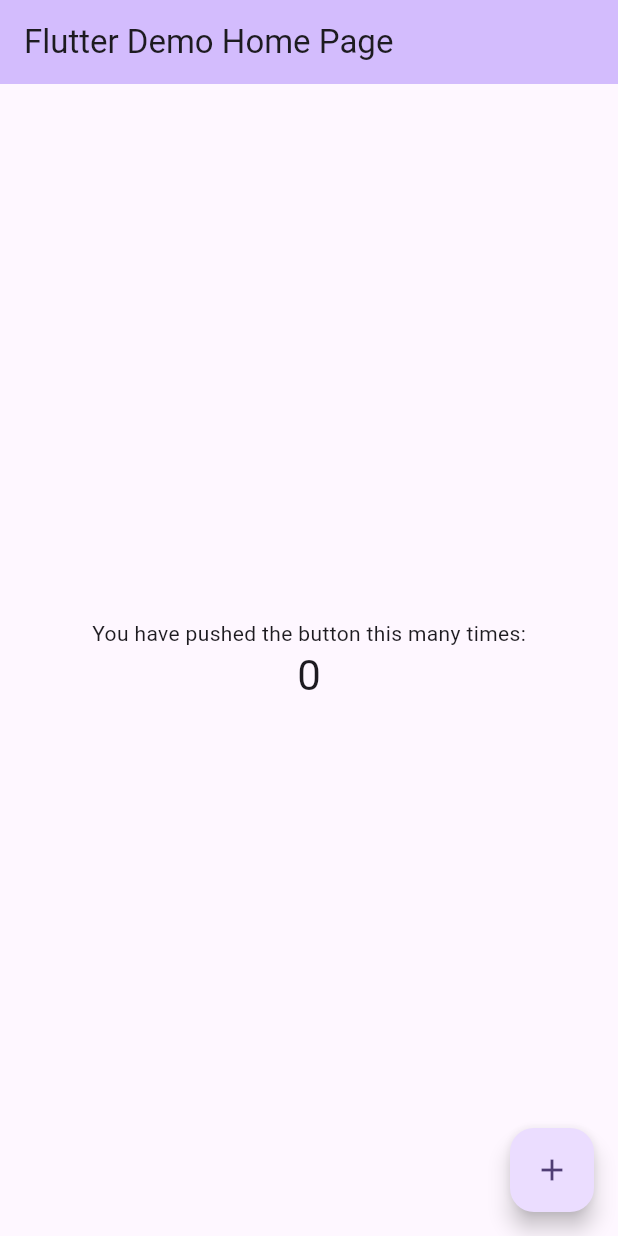
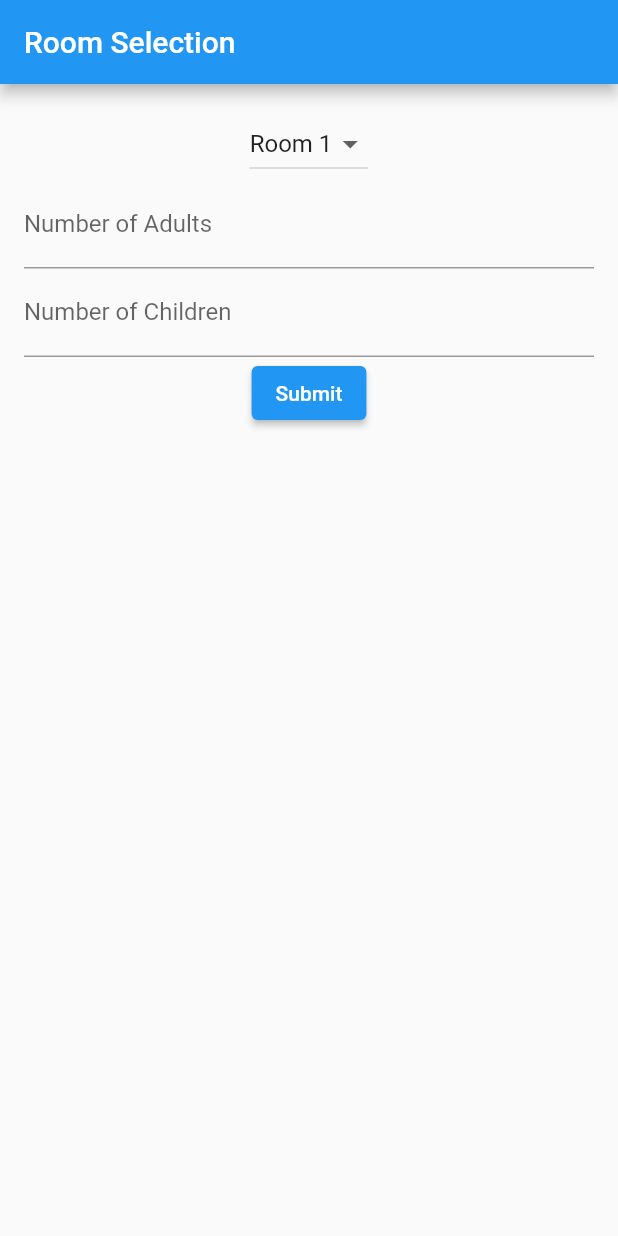
Before and after one commit to divlov/dynamic_guests_aggregator_flutter, a Flutter app: the screen it shows after launch, on a phone screen of 412 x 824 dp. Run offline on Flutter 3.47's test engine with Material 2 defaults, Android fonts, the light colour scheme and no system bars; our stand-ins replace get.

Commit message:
initial commit

```diff
--- /dev/null
+++ b/lib/controllers/guests_controller.dart
@@ -0,0 +1,63 @@
+import 'package:get/get.dart';
+
+class GuestController extends GetxController{
+
+
+  final Map<int,List<String>> _adultsNames={1:[],2:[],3:[],4:[],5:[]};
+  final Map<int,List<String>>  _childrenNames={1:[],2:[],3:[],4:[],5:[]};
+  final Map<int,List<int>> _adultsAges={1:[],2:[],3:[],4:[],5:[]};
+  final Map<int,List<int>> _childrenAges={1:[],2:[],3:[],4:[],5:[]};
+
+  void addAdultGuest(String name,int age, int roomNumber){
+    if(_adultsAges[roomNumber]!=null) {
+      _adultsAges[roomNumber]!.add(age);
+      _adultsNames[roomNumber]!.add(name);
+    }
+    // else{
+    //   _adultsAges[roomNumber]=[age];
+    //   _adultsNames[roomNumber]=[name];
+    // }
+    update();
+  }
+  void addAdultGuestsList(List<String> names,List<int> ages, int roomNumber){
+    if(_adultsAges[roomNumber]!=null) {
+      _adultsAges[roomNumber]!.addAll(ages);
+      _adultsNames[roomNumber]!.addAll(names);
+    }
+    // else{
+    //   _adultsAges[roomNumber]=ages;
+    //   _adultsNames[roomNumber]=names;
+    // }
+    update();
+  }
+  void addChildGuest(String name,int age, int roomNumber){
+    if(_childrenAges[roomNumber]!=null) {
+      _childrenAges[roomNumber]!.add(age);
+      _childrenNames[roomNumber]!.add(name);
+    }
+    // else{
+    //   _childrenAges[roomNumber]=[age];
+    //   _childrenNames[roomNumber]=[name];
+    // }
+    update();
+  }
+  void addChildGuestsList(List<String> names,List<int> ages, int roomNumber){
+    if(_childrenAges[roomNumber]!=null) {
+      _childrenAges[roomNumber]!.addAll(ages);
+      _childrenNames[roomNumber]!.addAll(names);
+    }
+    // else{
+    //   _childrenAges[roomNumber]=ages;
+    //   _childrenNames[roomNumber]=names;
+    // }
+    update();
+  }
+
+  Map<int, List<int>> get childrenAges => {..._childrenAges};
+
+  Map<int, List<int>> get adultsAges => {..._adultsAges};
+
+  Map<int, List<String>> get childrenNames => {..._childrenNames};
+
+  Map<int, List<String>> get adultsNames => {..._adultsNames};
+}
--- a/lib/main.dart
+++ b/lib/main.dart
@@ -1,125 +1,10 @@
 import 'package:flutter/material.dart';
+import 'package:get/get.dart';
+import 'package:room_selection_flutter/screens/room_selection_screen.dart';
+
 
 void main() {
-  runApp(const MyApp());
+  runApp(const GetMaterialApp(
+    home: RoomSelectionScreen(),
+  ));
 }
-
-class MyApp extends StatelessWidget {
-  const MyApp({super.key});
-
-  // This widget is the root of your application.
-  @override
-  Widget build(BuildContext context) {
-    return MaterialApp(
-      title: 'Flutter Demo',
-      theme: ThemeData(
-        // This is the theme of your application.
-        //
-        // TRY THIS: Try running your application with "flutter run". You'll see
-        // the application has a blue toolbar. Then, without quitting the app,
-        // try changing the seedColor in the colorScheme below to Colors.green
-        // and then invoke "hot reload" (save your changes or press the "hot
-        // reload" button in a Flutter-supported IDE, or press "r" if you used
-        // the command line to start the app).
-        //
-        // Notice that the counter didn't reset back to zero; the application
-        // state is not lost during the reload. To reset the state, use hot
-        // restart instead.
-        //
-        // This works for code too, not just values: Most code changes can be
-        // tested with just a hot reload.
-        colorScheme: ColorScheme.fromSeed(seedColor: Colors.deepPurple),
-        useMaterial3: true,
-      ),
-      home: const MyHomePage(title: 'Flutter Demo Home Page'),
-    );
-  }
-}
-
-class MyHomePage extends StatefulWidget {
-  const MyHomePage({super.key, required this.title});
-
-  // This widget is the home page of your application. It is stateful, meaning
-  // that it has a State object (defined below) that contains fields that affect
-  // how it looks.
-
-  // This class is the configuration for the state. It holds the values (in this
-  // case the title) provided by the parent (in this case the App widget) and
-  // used by the build method of the State. Fields in a Widget subclass are
-  // always marked "final".
-
-  final String title;
-
-  @override
-  State<MyHomePage> createState() => _MyHomePageState();
-}
-
-class _MyHomePageState extends State<MyHomePage> {
-  int _counter = 0;
-
-  void _incrementCounter() {
-    setState(() {
-      // This call to setState tells the Flutter framework that something has
-      // changed in this State, which causes it to rerun the build method below
-      // so that the display can reflect the updated values. If we changed
-      // _counter without calling setState(), then the build method would not be
-      // called again, and so nothing would appear to happen.
-      _counter++;
-    });
-  }
-
-  @override
-  Widget build(BuildContext context) {
-    // This method is rerun every time setState is called, for instance as done
-    // by the _incrementCounter method above.
-    //
-    // The Flutter framework has been optimized to make rerunning build methods
-    // fast, so that you can just rebuild anything that needs updating rather
-    // than having to individually change instances of widgets.
-    return Scaffold(
-      appBar: AppBar(
-        // TRY THIS: Try changing the color here to a specific color (to
-        // Colors.amber, perhaps?) and trigger a hot reload to see the AppBar
-        // change color while the other colors stay the same.
-        backgroundColor: Theme.of(context).colorScheme.inversePrimary,
-        // Here we take the value from the MyHomePage object that was created by
-        // the App.build method, and use it to set our appbar title.
-        title: Text(widget.title),
-      ),
-      body: Center(
-        // Center is a layout widget. It takes a single child and positions it
-        // in the middle of the parent.
-        child: Column(
-          // Column is also a layout widget. It takes a list of children and
-          // arranges them vertically. By default, it sizes itself to fit its
-          // children horizontally, and tries to be as tall as its parent.
-          //
-          // Column has various properties to control how it sizes itself and
-          // how it positions its children. Here we use mainAxisAlignment to
-          // center the children vertically; the main axis here is the vertical
-          // axis because Columns are vertical (the cross axis would be
-          // horizontal).
-          //
-          // TRY THIS: Invoke "debug painting" (choose the "Toggle Debug Paint"
-          // action in the IDE, or press "p" in the console), to see the
-          // wireframe for each widget.
-          mainAxisAlignment: MainAxisAlignment.center,
-          children: <Widget>[
-            const Text(
-              'You have pushed the button this many times:',
-            ),
-            Text(
-              '$_counter',
-              style: Theme.of(context).textTheme.headlineMedium,
-            ),
-          ],
-        ),
-      ),
-      floatingActionButton: FloatingActionButton(
-        onPressed: _incrementCounter,
-        tooltip: 'Increment',
-        child: const Icon(Icons.add),
-      ), // This trailing comma makes auto-formatting nicer for build methods.
-    );
-  }
-}
--- /dev/null
+++ b/lib/screens/room_selection_screen.dart
@@ -0,0 +1,208 @@
+import 'package:flutter/material.dart';
+import 'package:get/get.dart';
+import 'package:room_selection_flutter/controllers/guests_controller.dart';
+import 'package:room_selection_flutter/screens/summary_screen.dart';
+
+class RoomSelectionScreen extends StatefulWidget {
+  const RoomSelectionScreen({super.key});
+
+  @override
+  RoomSelectionScreenState createState() => RoomSelectionScreenState();
+}
+
+class RoomSelectionScreenState extends State<RoomSelectionScreen> {
+  int selectedRoom = 1;
+  int adultCount = 0;
+  int childCount = 0;
+  List<String> adultNames = [];
+  List<String> childNames = [];
+  List<int> adultAges = [];
+  List<int> childAges = [];
+  bool isNumberOfGuestsEntered = false;
+  final numberOfAdultsController = TextEditingController();
+  final numberOfChildrenController = TextEditingController();
+  final GlobalKey<FormState> formKey = GlobalKey<FormState>();
+
+  @override
+  void initState() {
+    // TODO: implement initState
+    super.initState();
+    Get.put(GuestController());
+  }
+
+  void resetFlags() {
+    isNumberOfGuestsEntered = false;
+  }
+
+  void submitForm() {
+    if (formKey.currentState!.validate()) {
+      if (!isNumberOfGuestsEntered) {
+        setState(() {
+          adultCount = int.parse(numberOfAdultsController.text);
+          childCount = int.parse(numberOfChildrenController.text);
+          isNumberOfGuestsEntered = true;
+        });
+        return;
+      }
+      Get.find<GuestController>()
+        ..addAdultGuestsList(adultNames, adultAges, selectedRoom)
+        ..addChildGuestsList(childNames, childAges, selectedRoom);
+
+      // Navigate to the summary page
+      formKey.currentState!.reset();
+      resetFlags();
+      Get.off(() => const SummaryScreen());
+    }
+    else{
+      adultNames.clear();
+      childNames.clear();
+      adultAges.clear();
+      childAges.clear();
+    }
+  }
+
+  @override
+  Widget build(BuildContext context) {
+    return Scaffold(
+      appBar: AppBar(
+        title: const Text('Room Selection'),
+      ),
+      body: SingleChildScrollView(
+        child: Padding(
+          padding: const EdgeInsets.all(16.0),
+          child: Form(
+            key: formKey,
+            child: Column(
+              children: <Widget>[
+                DropdownButton<int>(
+                  value: selectedRoom,
+                  items: [1, 2, 3, 4, 5].map((roomNumber) {
+                    return DropdownMenuItem<int>(
+                      value: roomNumber,
+                      child: Text('Room $roomNumber'),
+                    );
+                  }).toList(),
+                  onChanged: (value) {
+                    setState(() {
+                      selectedRoom = value!;
+                    });
+                  },
+                ),
+                TextFormField(
+                  keyboardType: TextInputType.number,
+                  controller: numberOfAdultsController,
+                  decoration:
+                      const InputDecoration(labelText: 'Number of Adults'),
+                  validator: (value) {
+                    if (value!.isEmpty) {
+                      return 'Please enter the number of adults';
+                    }
+                    int? adults = int.tryParse(value);
+                    if (adults == null || adults < 0) {
+                      return 'Invalid number of adults';
+                    }
+                    adultCount = adults;
+                    return null;
+                  },
+                ),
+                TextFormField(
+                  controller: numberOfChildrenController,
+                  keyboardType: TextInputType.number,
+                  decoration:
+                      const InputDecoration(labelText: 'Number of Children'),
+                  validator: (value) {
+                    if (value!.isEmpty) {
+                      return 'Please enter the number of children';
+                    }
+                    int? children = int.tryParse(value);
+                    if (children == null || children < 0) {
+                      return 'Invalid number of children';
+                    }
+                    childCount = children;
+                    return null;
+                  },
+                ),
+                ListView.builder(
+                  shrinkWrap: true,
+                  itemCount: adultCount,
+                    itemBuilder: (ctx,i){
+                  return Column(
+                    children: [
+                      TextFormField(
+                        decoration:
+                        InputDecoration(labelText: 'Adult Name ${i + 1}'),
+                        validator: (value) {
+                          if (value!.isEmpty) {
+                            return 'Please enter the adult\'s name';
+                          }
+                          adultNames.add(value);
+                          return null;
+                        },
+                      ),
+                      TextFormField(
+                        keyboardType: TextInputType.number,
+                        decoration:
+                        InputDecoration(labelText: 'Adult Age ${i + 1}'),
+                        validator: (value) {
+                          if (value!.isEmpty) {
+                            return 'Please enter the adult\'s age';
+                          }
+                          int? age = int.tryParse(value);
+                          if (age == null || age <= 18) {
+                            return 'Age should be above 18';
+                          }
+                          adultAges.add(age);
+                          return null;
+                        },
+                      ),
+                    ],
+                  );
+                }),
+                ListView.builder(
+                  shrinkWrap: true,
+                  itemCount: childCount,
+                    itemBuilder: (ctx, i) {
+                  return Column(
+                    children: [
+                      TextFormField(
+                        decoration:
+                            InputDecoration(labelText: 'Child Name ${i + 1}'),
+                        validator: (value) {
+                          if (value!.isEmpty) {
+                            return 'Please enter the child\'s name';
+                          }
+                          childNames.add(value);
+                          return null;
+                        },
+                      ),
+                      TextFormField(
+                        keyboardType: TextInputType.number,
+                        decoration:
+                            InputDecoration(labelText: 'Child Age ${i + 1}'),
+                        validator: (value) {
+                          if (value!.isEmpty) {
+                            return 'Please enter the child\'s age';
+                          }
+                          int? age = int.tryParse(value);
+                          if (age == null || age >= 18) {
+                            return 'Age should be below 18';
+                          }
+                          childAges.add(age);
+                          return null;
+                        },
+                      ),
+                    ],
+                  );
+                }),
+                ElevatedButton(
+                  onPressed: submitForm,
+                  child: const Text('Submit'),
+                ),
+              ],
+            ),
+          ),
+        ),
+      ),
+    );
+  }
+}
--- a/pubspec.yaml
+++ b/pubspec.yaml
@@ -35,6 +35,7 @@ dependencies:
   # The following adds the Cupertino Icons font to your application.
   # Use with the CupertinoIcons class for iOS style icons.
   cupertino_icons: ^1.0.2
+  get: ^4.6.6
 
 dev_dependencies:
   flutter_test:
```
Also changed, not shown: lib/screens/summary_screen.dart (added, +71 -0 lines), pubspec.lock, 3 other files.
